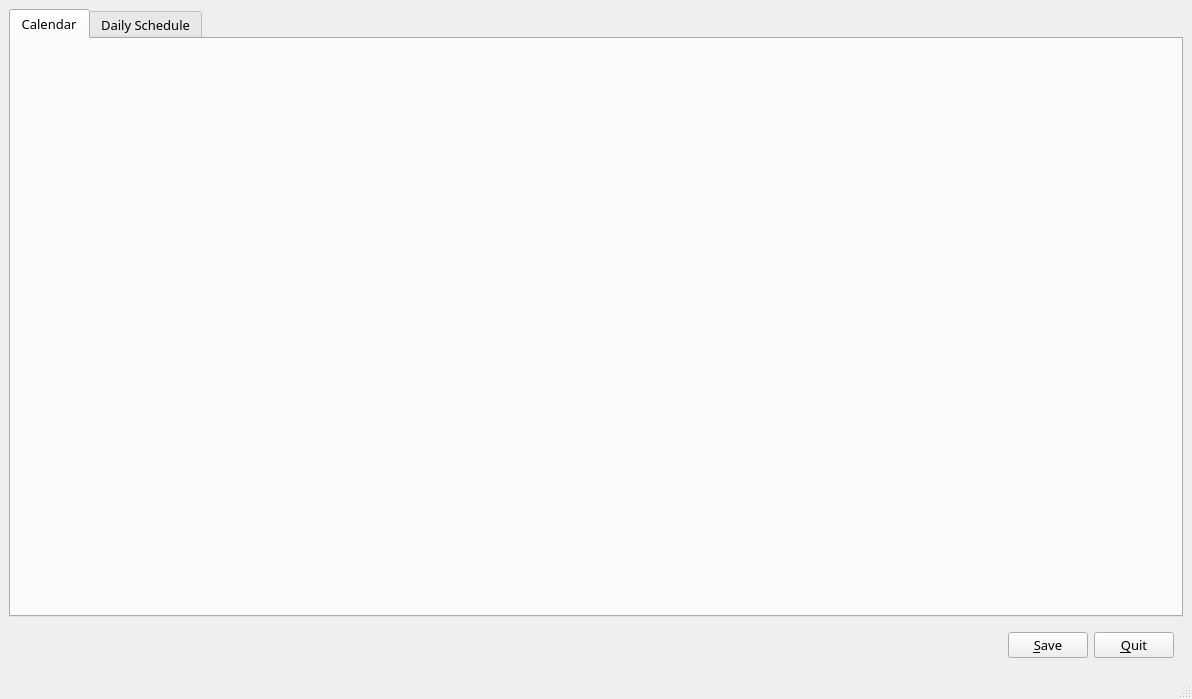
First picture: the form in mainwindow.ui, repository ferv3455/Daily-Planner, before the edit.
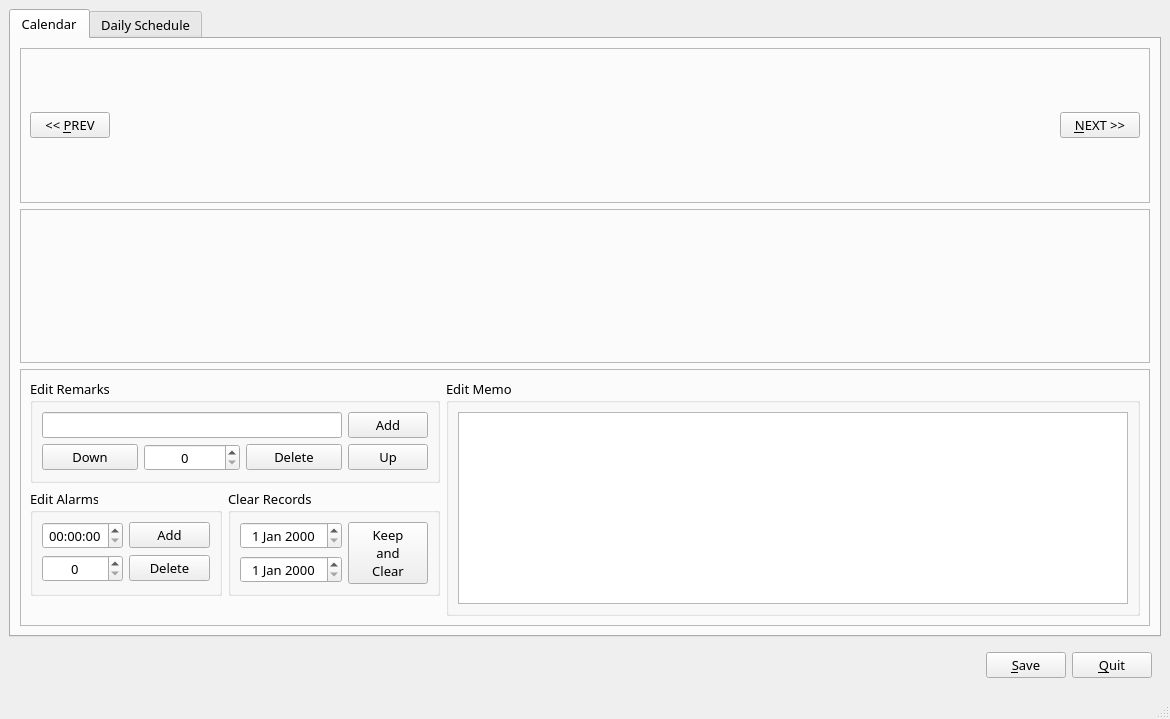
Second picture: the form after the edit. The open tabs and pages were chosen to show the change. Icons and pictures are not drawn.

```diff
--- a/mainwindow.ui
+++ b/mainwindow.ui
@@ -6,8 +6,8 @@
    <rect>
     <x>0</x>
     <y>0</y>
-    <width>1192</width>
-    <height>699</height>
+    <width>1170</width>
+    <height>719</height>
    </rect>
   </property>
   <property name="font">
@@ -37,6 +37,261 @@
        <attribute name="title">
         <string>Calendar</string>
        </attribute>
+       <layout class="QVBoxLayout" name="verticalLayout_3">
+        <item>
+         <widget class="QFrame" name="frame_3">
+          <property name="frameShape">
+           <enum>QFrame::StyledPanel</enum>
+          </property>
+          <property name="frameShadow">
+           <enum>QFrame::Raised</enum>
+          </property>
+          <layout class="QHBoxLayout" name="horizontalLayout_3">
+           <item>
+            <widget class="QPushButton" name="prevButton">
+             <property name="text">
+              <string>&lt;&lt; &amp;PREV</string>
+             </property>
+            </widget>
+           </item>
+           <item>
+            <spacer name="horizontalSpacer_4">
+             <property name="orientation">
+              <enum>Qt::Horizontal</enum>
+             </property>
+             <property name="sizeHint" stdset="0">
+              <size>
+               <width>40</width>
+               <height>20</height>
+              </size>
+             </property>
+            </spacer>
+           </item>
+           <item>
+            <widget class="QPushButton" name="nextButton">
+             <property name="text">
+              <string>&amp;NEXT &gt;&gt;</string>
+             </property>
+            </widget>
+           </item>
+          </layout>
+         </widget>
+        </item>
+        <item>
+         <widget class="QFrame" name="mainFrame">
+          <property name="frameShape">
+           <enum>QFrame::StyledPanel</enum>
+          </property>
+          <property name="frameShadow">
+           <enum>QFrame::Raised</enum>
+          </property>
+          <layout class="QGridLayout" name="mainLayout"/>
+         </widget>
+        </item>
+        <item>
+         <widget class="QFrame" name="frame_5">
+          <property name="frameShape">
+           <enum>QFrame::StyledPanel</enum>
+          </property>
+          <property name="frameShadow">
+           <enum>QFrame::Raised</enum>
+          </property>
+          <layout class="QGridLayout" name="gridLayout_3">
+           <item row="0" column="3" rowspan="3">
+            <widget class="QGroupBox" name="groupBox_4">
+             <property name="sizePolicy">
+              <sizepolicy hsizetype="Preferred" vsizetype="Preferred">
+               <horstretch>0</horstretch>
+               <verstretch>0</verstretch>
+              </sizepolicy>
+             </property>
+             <property name="title">
+              <string>Edit Memo</string>
+             </property>
+             <layout class="QHBoxLayout" name="horizontalLayout_4">
+              <item>
+               <widget class="QTextEdit" name="memoEdit">
+                <property name="sizePolicy">
+                 <sizepolicy hsizetype="Expanding" vsizetype="Expanding">
+                  <horstretch>0</horstretch>
+                  <verstretch>0</verstretch>
+                 </sizepolicy>
+                </property>
+                <property name="minimumSize">
+                 <size>
+                  <width>400</width>
+                  <height>0</height>
+                 </size>
+                </property>
+               </widget>
+              </item>
+             </layout>
+            </widget>
+           </item>
+           <item row="1" column="2">
+            <widget class="QGroupBox" name="groupBox_2">
+             <property name="title">
+              <string>Clear Records</string>
+             </property>
+             <layout class="QGridLayout" name="gridLayout_6">
+              <item row="0" column="1">
+               <widget class="QDateEdit" name="clearDateEdit_1">
+                <property name="alignment">
+                 <set>Qt::AlignCenter</set>
+                </property>
+               </widget>
+              </item>
+              <item row="1" column="1">
+               <widget class="QDateEdit" name="clearDateEdit_2">
+                <property name="alignment">
+                 <set>Qt::AlignCenter</set>
+                </property>
+               </widget>
+              </item>
+              <item row="0" column="2" rowspan="2">
+               <widget class="QPushButton" name="clearButton">
+                <property name="text">
+                 <string>Keep
+and
+Clear</string>
+                </property>
+                <property name="icon">
+                 <iconset resource="resources.qrc">
+                  <normaloff>:/images/delete.png</normaloff>:/images/delete.png</iconset>
+                </property>
+               </widget>
+              </item>
+             </layout>
+            </widget>
+           </item>
+           <item row="1" column="1">
+            <widget class="QGroupBox" name="groupBox">
+             <property name="title">
+              <string>Edit Alarms</string>
+             </property>
+             <layout class="QGridLayout" name="gridLayout_4">
+              <item row="2" column="0">
+               <widget class="QSpinBox" name="alarmSpinBox">
+                <property name="alignment">
+                 <set>Qt::AlignCenter</set>
+                </property>
+               </widget>
+              </item>
+              <item row="2" column="1">
+               <widget class="QPushButton" name="deleteAlarmButton">
+                <property name="text">
+                 <string>Delete</string>
+                </property>
+                <property name="icon">
+                 <iconset resource="resources.qrc">
+                  <normaloff>:/images/negative.png</normaloff>:/images/negative.png</iconset>
+                </property>
+               </widget>
+              </item>
+              <item row="0" column="0">
+               <widget class="QTimeEdit" name="alarmTimeEdit">
+                <property name="alignment">
+                 <set>Qt::AlignCenter</set>
+                </property>
+                <property name="displayFormat">
+                 <string>HH:mm:ss</string>
+                </property>
+               </widget>
+              </item>
+              <item row="0" column="1">
+               <widget class="QPushButton" name="addAlarmButton">
+                <property name="text">
+                 <string>Add</string>
+                </property>
+                <property name="icon">
+                 <iconset resource="resources.qrc">
+                  <normaloff>:/images/plus.png</normaloff>:/images/plus.png</iconset>
+                </property>
+               </widget>
+              </item>
+             </layout>
+            </widget>
+           </item>
+           <item row="0" column="1" colspan="2">
+            <widget class="QGroupBox" name="groupBox_3">
+             <property name="title">
+              <string>Edit Remarks</string>
+             </property>
+             <layout class="QGridLayout" name="gridLayout_5">
+              <item row="2" column="0">
+               <widget class="QPushButton" name="downRemarkButton">
+                <property name="text">
+                 <string>Down</string>
+                </property>
+                <property name="icon">
+                 <iconset resource="resources.qrc">
+                  <normaloff>:/images/down.png</normaloff>:/images/down.png</iconset>
+                </property>
+               </widget>
+              </item>
+              <item row="2" column="2">
+               <widget class="QPushButton" name="deleteRemarkButton">
+                <property name="text">
+                 <string>Delete</string>
+                </property>
+                <property name="icon">
+                 <iconset resource="resources.qrc">
+                  <normaloff>:/images/negative.png</normaloff>:/images/negative.png</iconset>
+                </property>
+               </widget>
+              </item>
+              <item row="2" column="3">
+               <widget class="QPushButton" name="upRemarkButton">
+                <property name="text">
+                 <string>Up</string>
+                </property>
+                <property name="icon">
+                 <iconset resource="resources.qrc">
+                  <normaloff>:/images/up.png</normaloff>:/images/up.png</iconset>
+                </property>
+               </widget>
+              </item>
+              <item row="0" column="3">
+               <widget class="QPushButton" name="addRemarkButton">
+                <property name="text">
+                 <string>Add</string>
+                </property>
+                <property name="icon">
+                 <iconset resource="resources.qrc">
+                  <normaloff>:/images/plus.png</normaloff>:/images/plus.png</iconset>
+                </property>
+               </widget>
+              </item>
+              <item row="2" column="1">
+               <widget class="QSpinBox" name="remarkSpinBox">
+                <property name="alignment">
+                 <set>Qt::AlignCenter</set>
+                </property>
+               </widget>
+              </item>
+              <item row="0" column="0" colspan="3">
+               <widget class="QLineEdit" name="remarkEdit">
+                <property name="sizePolicy">
+                 <sizepolicy hsizetype="Expanding" vsizetype="Fixed">
+                  <horstretch>0</horstretch>
+                  <verstretch>0</verstretch>
+                 </sizepolicy>
+                </property>
+                <property name="minimumSize">
+                 <size>
+                  <width>300</width>
+                  <height>0</height>
+                 </size>
+                </property>
+               </widget>
+              </item>
+             </layout>
+            </widget>
+           </item>
+          </layout>
+         </widget>
+        </item>
+       </layout>
       </widget>
       <widget class="QWidget" name="tab_2">
        <attribute name="title">
```
Left out of the diff: 4 changed lines with no effect on the pictures.
